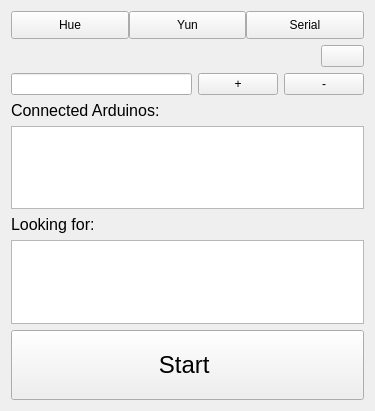
Old version of the form src/discoverypage.ui in the repository timsee/Corluma.
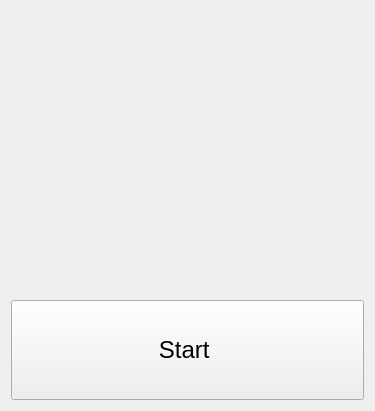
New version of the form. Icons and pictures are not drawn.

Commit message: Version 0.9.96: The CommLayer and Subwidget Update

What changed in the file:
```diff
--- a/src/discoverypage.ui
+++ b/src/discoverypage.ui
@@ -13,201 +13,22 @@
   <property name="windowTitle">
    <string>Form</string>
   </property>
-  <layout class="QVBoxLayout" name="verticalLayout_2" stretch="2,20,5">
+  <layout class="QVBoxLayout" name="verticalLayout" stretch="2,15,6">
    <item>
-    <layout class="QHBoxLayout" name="commButtonLayout">
-     <property name="spacing">
-      <number>0</number>
+    <spacer name="verticalSpacer">
+     <property name="orientation">
+      <enum>Qt::Vertical</enum>
      </property>
-     <property name="topMargin">
-      <number>0</number>
+     <property name="sizeHint" stdset="0">
+      <size>
+       <width>20</width>
+       <height>40</height>
+      </size>
      </property>
-     <item>
-      <widget class="QPushButton" name="hueButton">
-       <property name="sizePolicy">
-        <sizepolicy hsizetype="Expanding" vsizetype="Expanding">
-         <horstretch>0</horstretch>
-         <verstretch>0</verstretch>
-        </sizepolicy>
-       </property>
-       <property name="text">
-        <string>Hue</string>
-       </property>
-      </widget>
-     </item>
-     <item>
-      <widget class="QPushButton" name="yunButton">
-       <property name="sizePolicy">
-        <sizepolicy hsizetype="Expanding" vsizetype="Expanding">
-         <horstretch>0</horstretch>
-         <verstretch>0</verstretch>
-        </sizepolicy>
-       </property>
-       <property name="text">
-        <string>Yun</string>
-       </property>
-      </widget>
-     </item>
-     <item>
-      <widget class="QPushButton" name="serialButton">
-       <property name="sizePolicy">
-        <sizepolicy hsizetype="Expanding" vsizetype="Expanding">
-         <horstretch>0</horstretch>
-         <verstretch>0</verstretch>
-        </sizepolicy>
-       </property>
-       <property name="text">
-        <string>Serial</string>
-       </property>
-      </widget>
-     </item>
-    </layout>
+    </spacer>
    </item>
    <item>
-    <layout class="QVBoxLayout" name="contentLayout">
-     <item>
-      <layout class="QHBoxLayout" name="horizontalLayout" stretch="7,1">
-       <property name="spacing">
-        <number>8</number>
-       </property>
-       <item>
-        <widget class="QLabel" name="descriptiveLabel">
-         <property name="sizePolicy">
-          <sizepolicy hsizetype="Preferred" vsizetype="Expanding">
-           <horstretch>0</horstretch>
-           <verstretch>0</verstretch>
-          </sizepolicy>
-         </property>
-         <property name="font">
-          <font>
-           <pointsize>14</pointsize>
-           <weight>50</weight>
-           <bold>false</bold>
-          </font>
-         </property>
-         <property name="text">
-          <string/>
-         </property>
-        </widget>
-       </item>
-       <item>
-        <widget class="QPushButton" name="settingsButton">
-         <property name="sizePolicy">
-          <sizepolicy hsizetype="Expanding" vsizetype="Expanding">
-           <horstretch>0</horstretch>
-           <verstretch>0</verstretch>
-          </sizepolicy>
-         </property>
-         <property name="text">
-          <string/>
-         </property>
-         <property name="icon">
-          <iconset resource="extraresources.qrc">
-           <normaloff>:/images/settingsgear.png</normaloff>:/images/settingsgear.png</iconset>
-         </property>
-         <property name="iconSize">
-          <size>
-           <width>50</width>
-           <height>50</height>
-          </size>
-         </property>
-        </widget>
-       </item>
-      </layout>
-     </item>
-     <item>
-      <layout class="QHBoxLayout" name="tableInputLayout" stretch="12,2,2">
-       <item>
-        <widget class="QLineEdit" name="lineEdit">
-         <property name="sizePolicy">
-          <sizepolicy hsizetype="Expanding" vsizetype="Expanding">
-           <horstretch>0</horstretch>
-           <verstretch>0</verstretch>
-          </sizepolicy>
-         </property>
-        </widget>
-       </item>
-       <item>
-        <widget class="QPushButton" name="plusButton">
-         <property name="sizePolicy">
-          <sizepolicy hsizetype="Minimum" vsizetype="Expanding">
-           <horstretch>0</horstretch>
-           <verstretch>0</verstretch>
-          </sizepolicy>
-         </property>
-         <property name="text">
-          <string>+</string>
-         </property>
-        </widget>
-       </item>
-       <item>
-        <widget class="QPushButton" name="minusButton">
-         <property name="sizePolicy">
-          <sizepolicy hsizetype="Minimum" vsizetype="Expanding">
-           <horstretch>0</horstretch>
-           <verstretch>0</verstretch>
-          </sizepolicy>
-         </property>
-         <property name="text">
-          <string>-</string>
-         </property>
-        </widget>
-       </item>
-      </layout>
-     </item>
-     <item>
-      <widget class="QLabel" name="connectedLabel">
-       <property name="sizePolicy">
-        <sizepolicy hsizetype="Preferred" vsizetype="Expanding">
-         <horstretch>0</horstretch>
-         <verstretch>0</verstretch>
-        </sizepolicy>
-       </property>
-       <property name="font">
-        <font>
-         <pointsize>12</pointsize>
-        </font>
-       </property>
-       <property name="text">
-        <string>Connected Arduinos:</string>
-       </property>
-      </widget>
-     </item>
-     <item>
-      <widget class="QListWidget" name="connectedList">
-       <property name="verticalScrollMode">
-        <enum>QAbstractItemView::ScrollPerPixel</enum>
-       </property>
-       <property name="horizontalScrollMode">
-        <enum>QAbstractItemView::ScrollPerPixel</enum>
-       </property>
-       <property name="spacing">
-        <number>0</number>
-       </property>
-      </widget>
-     </item>
-     <item>
-      <widget class="QLabel" name="discoveringLabel">
-       <property name="sizePolicy">
-        <sizepolicy hsizetype="Preferred" vsizetype="Expanding">
-         <horstretch>0</horstretch>
-         <verstretch>0</verstretch>
-        </sizepolicy>
-       </property>
-       <property name="font">
-        <font>
-         <pointsize>12</pointsize>
-        </font>
-       </property>
-       <property name="text">
-        <string>Looking for:</string>
-       </property>
-      </widget>
-     </item>
-     <item>
-      <widget class="QListWidget" name="discoveringList"/>
-     </item>
-    </layout>
+    <widget class="QWidget" name="placeholder" native="true"/>
    </item>
    <item>
     <widget class="QPushButton" name="startButton">
```
Left out of the diff: 10 changed lines with no effect on the pictures. The commit also changes 94 other files.
